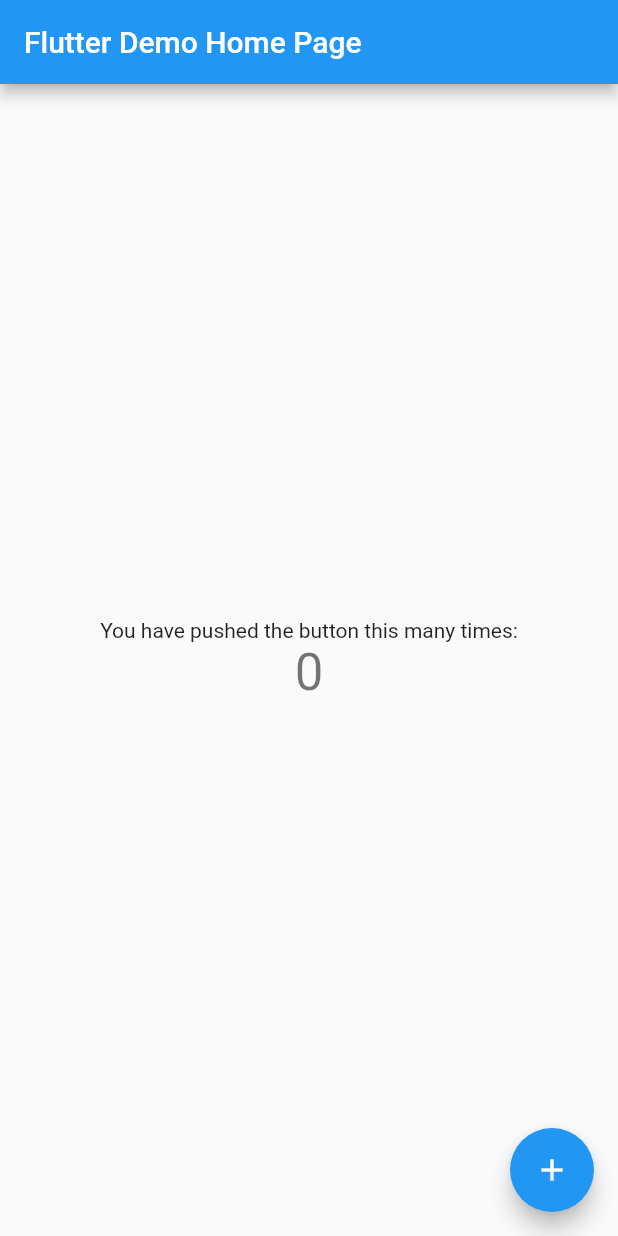
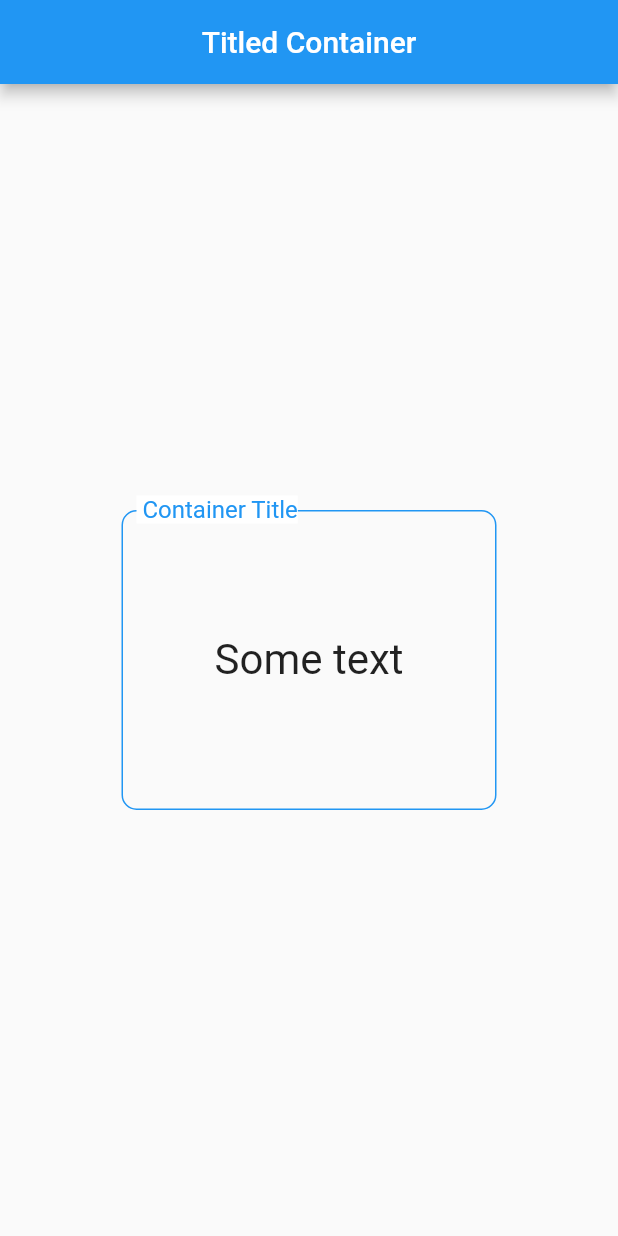
Before and after one commit to johandb/flutter_titled_container, a Flutter app: the screen it shows after launch, on a phone screen of 412 x 824 dp. Run offline on Flutter 3.47's test engine with Material 2 defaults, Android fonts, the phone set to English and light mode, and no system bars.

Commit message:
- Updated the implementation

```diff
--- a/example/lib/main.dart
+++ b/example/lib/main.dart
@@ -1,113 +1,58 @@
 import 'package:flutter/material.dart';
+import 'package:flutter_titled_container/flutter_titled_container.dart';
 
 void main() {
   runApp(MyApp());
 }
 
 class MyApp extends StatelessWidget {
-  // This widget is the root of your application.
   @override
   Widget build(BuildContext context) {
     return MaterialApp(
       title: 'Flutter Demo',
-      theme: ThemeData(
-        // This is the theme of your application.
-        //
-        // Try running your application with "flutter run". You'll see the
-        // application has a blue toolbar. Then, without quitting the app, try
-        // changing the primarySwatch below to Colors.green and then invoke
-        // "hot reload" (press "r" in the console where you ran "flutter run",
-        // or simply save your changes to "hot reload" in a Flutter IDE).
-        // Notice that the counter didn't reset back to zero; the application
-        // is not restarted.
-        primarySwatch: Colors.blue,
-      ),
-      home: MyHomePage(title: 'Flutter Demo Home Page'),
+      home: MyHomePage(),
     );
   }
 }
 
 class MyHomePage extends StatefulWidget {
-  MyHomePage({Key key, this.title}) : super(key: key);
-
-  // This widget is the home page of your application. It is stateful, meaning
-  // that it has a State object (defined below) that contains fields that affect
-  // how it looks.
-
-  // This class is the configuration for the state. It holds the values (in this
-  // case the title) provided by the parent (in this case the App widget) and
-  // used by the build method of the State. Fields in a Widget subclass are
-  // always marked "final".
-
-  final String title;
-
   @override
   _MyHomePageState createState() => _MyHomePageState();
 }
 
 class _MyHomePageState extends State<MyHomePage> {
-  int _counter = 0;
-
-  void _incrementCounter() {
-    setState(() {
-      // This call to setState tells the Flutter framework that something has
-      // changed in this State, which causes it to rerun the build method below
-      // so that the display can reflect the updated values. If we changed
-      // _counter without calling setState(), then the build method would not be
-      // called again, and so nothing would appear to happen.
-      _counter++;
-    });
-  }
-
   @override
   Widget build(BuildContext context) {
-    // This method is rerun every time setState is called, for instance as done
-    // by the _incrementCounter method above.
-    //
-    // The Flutter framework has been optimized to make rerunning build methods
-    // fast, so that you can just rebuild anything that needs updating rather
-    // than having to individually change instances of widgets.
     return Scaffold(
       appBar: AppBar(
-        // Here we take the value from the MyHomePage object that was created by
-        // the App.build method, and use it to set our appbar title.
-        title: Text(widget.title),
+        centerTitle: true,
+        title: Text('Titled Container'),
       ),
       body: Center(
-        // Center is a layout widget. It takes a single child and positions it
-        // in the middle of the parent.
-        child: Column(
-          // Column is also a layout widget. It takes a list of children and
-          // arranges them vertically. By default, it sizes itself to fit its
-          // children horizontally, and tries to be as tall as its parent.
-          //
-          // Invoke "debug painting" (press "p" in the console, choose the
-          // "Toggle Debug Paint" action from the Flutter Inspector in Android
-          // Studio, or the "Toggle Debug Paint" command in Visual Studio Code)
-          // to see the wireframe for each widget.
-          //
-          // Column has various properties to control how it sizes itself and
-          // how it positions its children. Here we use mainAxisAlignment to
-          // center the children vertically; the main axis here is the vertical
-          // axis because Columns are vertical (the cross axis would be
-          // horizontal).
-          mainAxisAlignment: MainAxisAlignment.center,
-          children: <Widget>[
-            Text(
-              'You have pushed the button this many times:',
+        child: TitledContainer(
+          titleColor: Colors.blue,
+          title: 'Container Title',
+          fontSize: 16.0,
+          child: Container(
+            width: 250.0,
+            height: 200.0,
+            decoration: BoxDecoration(
+              border: Border.all(
+                color: Colors.blue,
+              ),
+              borderRadius: BorderRadius.all(
+                Radius.circular(10.0),
+              ),
             ),
-            Text(
-              '$_counter',
-              style: Theme.of(context).textTheme.headline4,
+            child: Center(
+              child: Text(
+                'Some text',
+                style: TextStyle(fontSize: 28.0),
+              ),
             ),
-          ],
+          ),
         ),
       ),
-      floatingActionButton: FloatingActionButton(
-        onPressed: _incrementCounter,
-        tooltip: 'Increment',
-        child: Icon(Icons.add),
-      ), // This trailing comma makes auto-formatting nicer for build methods.
     );
   }
 }
--- a/lib/flutter_titled_container.dart
+++ b/lib/flutter_titled_container.dart
@@ -1,7 +1,111 @@
-library flutter_titled_container;
+import 'package:flutter/foundation.dart';
+import 'package:flutter/rendering.dart';
+import 'package:flutter/widgets.dart';
 
-/// A Calculator.
-class Calculator {
-  /// Returns [value] plus 1.
-  int addOne(int value) => value + 1;
+class TitledContainer extends SingleChildRenderObjectWidget {
+  const TitledContainer({
+    Key? key,
+    required Widget child,
+    required this.titleColor,
+    required this.title,
+    required this.fontSize,
+  }) : super(key: key, child: child);
+
+  final Color titleColor;
+  final String title;
+  final double fontSize;
+
+  @override
+  RenderObject createRenderObject(BuildContext context) {
+    return RenderTitledContainer(
+      titleColor: titleColor,
+      title: title,
+      fontSize: fontSize,
+    );
+  }
+
+  @override
+  void updateRenderObject(BuildContext context, RenderTitledContainer renderObject) {
+    renderObject..titleColor = titleColor;
+    renderObject..title = title;
+    renderObject..fontSize = fontSize;
+  }
 }
+
+class RenderTitledContainer extends RenderBox with RenderObjectWithChildMixin<RenderBox> {
+  RenderTitledContainer({
+    required Color titleColor,
+    required String title,
+    required double fontSize,
+  })   : _titleColor = titleColor,
+        _title = title,
+        _fontSize = fontSize;
+
+  Color get titleColor => _titleColor;
+  Color _titleColor;
+  set titleColor(Color value) {
+    if (_titleColor == value) return;
+    _titleColor = value;
+    markNeedsPaint();
+  }
+
+  String get title => _title;
+  String _title;
+  set title(String value) {
+    if (_title == value) return;
+    _title = value;
+    markNeedsPaint();
+  }
+
+  double get fontSize => _fontSize;
+  double _fontSize;
+  set fontSize(double value) {
+    if (_fontSize == value) return;
+    _fontSize = value;
+    markNeedsPaint();
+  }
+
+  @override
+  void performLayout() {
+    if (child == null) {
+      size = constraints.smallest;
+    } else {
+      child!.layout(constraints, parentUsesSize: true);
+      size = constraints.constrain(Size(child!.size.width, child!.size.height));
+    }
+  }
+
+  @override
+  void paint(PaintingContext context, Offset offset) {
+    if (child != null) {
+      context.paintChild(child!, offset);
+
+      final canvas = context.canvas;
+      canvas.save();
+      canvas.translate(offset.dx, offset.dy);
+      final textSpan = TextSpan(
+        text: ' $title ',
+        style: TextStyle(
+          color: titleColor,
+          fontSize: fontSize,
+          backgroundColor: Color.fromRGBO(255, 255, 255, 1.0),
+        ),
+      );
+      final textPainter = TextPainter(
+        text: textSpan,
+        textDirection: TextDirection.ltr,
+      );
+      textPainter.layout(
+        minWidth: 0,
+        maxWidth: size.width,
+      );
+      final titleOffset = Offset(10, -fontSize / 2 - 2);
+      textPainter.paint(canvas, titleOffset);
+
+      canvas.restore();
+    }
+  }
+
+  @protected
+  bool get alwaysNeedsCompositing => true;
+}
```
Also changed, not shown: pubspec.yaml (+4 -39 lines), example/pubspec.lock, pubspec.lock, 3 other files.
